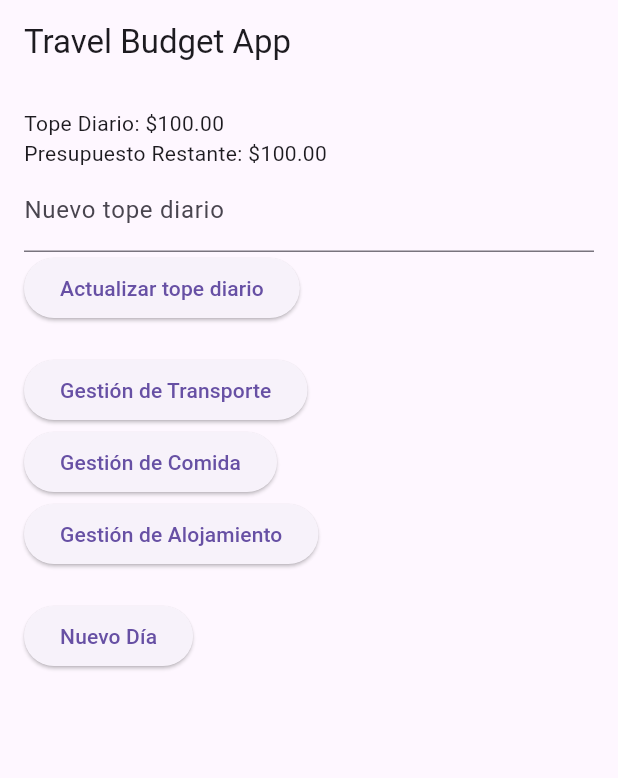
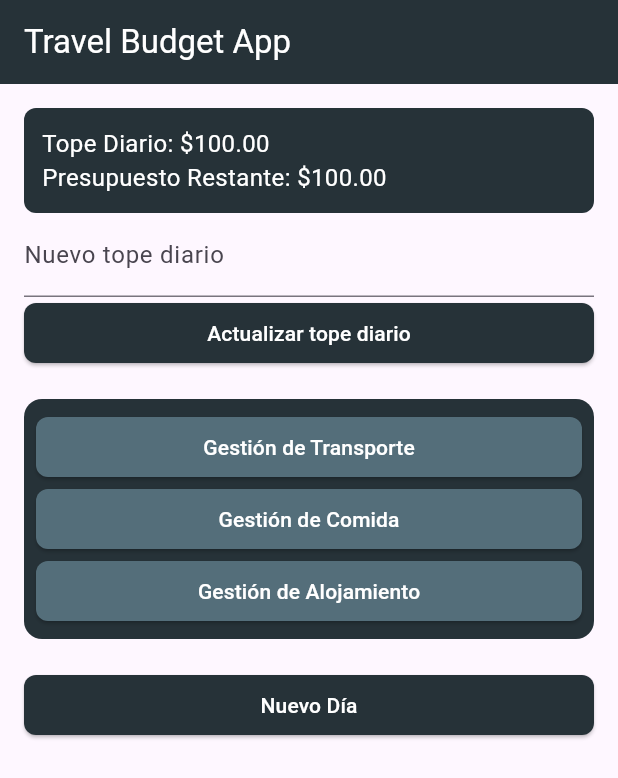
Before and after one commit to Juan6410/Maraton_Dllo, a Flutter app: the screen it shows after launch, on a phone screen of 412 x 824 dp. Shown: the top 778 px of the screen. Run offline on Flutter 3.47's test engine with Material 3 defaults, Android fonts, the phone set to English and light mode, and no system bars.

Commit message:
Mejoras del diseno

```diff
--- a/lib/main.dart
+++ b/lib/main.dart
@@ -23,6 +23,7 @@ class MainApp extends StatelessWidget {
   Widget build(BuildContext context) {
     return const MaterialApp(
       home: HomeScreen(),
+      debugShowCheckedModeBanner: false, // Remove debug mode banner
     );
   }
 }
--- a/lib/screens/home_screen.dart
+++ b/lib/screens/home_screen.dart
@@ -1,4 +1,7 @@
+import 'package:flutter/cupertino.dart';
 import 'package:flutter/material.dart';
+import 'package:flutter/rendering.dart';
+import 'package:flutter/widgets.dart';
 import 'package:provider/provider.dart';
 import '../providers/budget_provider.dart';
 import 'transport_screen.dart';
@@ -14,26 +17,57 @@ class HomeScreen extends StatelessWidget {
 
     return Scaffold(
       appBar: AppBar(
-        title: const Text('Travel Budget App'),
+        backgroundColor: Colors.blueGrey[900],
+        title: const Text('Travel Budget App',
+            style: TextStyle(color: Colors.white)),
       ),
       body: Consumer<BudgetProvider>(
         builder: (context, budgetProvider, child) {
-          return Padding(
+          return SingleChildScrollView(
+            child: Padding(
               padding: const EdgeInsets.all(16.0),
               child: Column(
                 crossAxisAlignment: CrossAxisAlignment.start,
                 children: [
-                Text(
-                    'Tope Diario: \$${budgetProvider.dailyLimit.toStringAsFixed(2)}'),
-                Text(
-                    'Presupuesto Restante: \$${budgetProvider.remainingBudget.toStringAsFixed(2)}'),
+                  Row(
+                    children: [
+                      Expanded(
+                        child: Container(
+                          padding: const EdgeInsets.all(12.0),
+                          decoration: BoxDecoration(
+                            borderRadius: BorderRadius.circular(8),
+                            color: Colors.blueGrey[900],
+                          ),
+                          child: Column(
+                              crossAxisAlignment: CrossAxisAlignment.start,
+                              children: [
+                                Container(
+                                  child: Text(
+                                    'Tope Diario: \$${budgetProvider.dailyLimit.toStringAsFixed(2)}',
+                                    selectionColor: Colors.white,
+                                    style: budgetBarStyle(),
+                                  ),
+                                ),
+                                Container(
+                                  child: Text(
+                                      'Presupuesto Restante: \$${budgetProvider.remainingBudget.toStringAsFixed(2)}',
+                                      style: budgetBarStyle()),
+                                ),
+                              ]),
+                        ),
+                      ),
+                    ],
+                  ),
                   TextField(
                     controller: _dailyLimitController,
                     decoration:
                         const InputDecoration(labelText: 'Nuevo tope diario'),
                     keyboardType: TextInputType.number,
                   ),
-                ElevatedButton(
+                  SizedBox(
+                    width: MediaQuery.of(context).size.width,
+                    child: ElevatedButton(
+                      style: diaryAmmountButton(),
                       onPressed: () {
                         final newLimit =
                             double.tryParse(_dailyLimitController.text);
@@ -41,56 +75,142 @@ class HomeScreen extends StatelessWidget {
                           budgetProvider.updateDailyLimit(newLimit);
                         }
                       },
-                  child: const Text('Actualizar tope diario'),
+                      child: const Text('Actualizar tope diario',
+                          style: TextStyle(color: Colors.white)),
+                    ),
                   ),
                   const SizedBox(height: 20),
-                ElevatedButton(
+                  Container(
+                    decoration: BoxDecoration(
+                      borderRadius: BorderRadius.circular(12),
+                      color: Colors.blueGrey[900],
+                    ),
+                    child: Padding(
+                      padding: const EdgeInsets.all(8.0),
+                      child: Column(
+                        children: [
+                          Row(
+                            children: [
+                              Expanded(
+                                child: ElevatedButton(
+                                  style: menuOptionsButton(),
                                   onPressed: () {
                                     Navigator.push(
                                       context,
                                       MaterialPageRoute(
-                          builder: (context) => const TransportScreen()),
+                                          builder: (context) =>
+                                              const TransportScreen()),
                                     );
                                   },
-                  child: const Text('Gestión de Transporte'),
+                                  child: Text(
+                                    'Gestión de Transporte',
+                                    style: menuOptionsButtonText(),
                                   ),
-                ElevatedButton(
+                                ),
+                              )
+                            ],
+                          ),
+                          Row(
+                            children: [
+                              Expanded(
+                                child: ElevatedButton(
+                                  style: menuOptionsButton(),
                                   onPressed: () {
                                     Navigator.push(
                                       context,
                                       MaterialPageRoute(
-                          builder: (context) => const FoodScreen()),
+                                          builder: (context) =>
+                                              const FoodScreen()),
                                     );
                                   },
-                  child: const Text('Gestión de Comida'),
+                                  child: Text(
+                                    'Gestión de Comida',
+                                    style: menuOptionsButtonText(),
                                   ),
-                ElevatedButton(
+                                ),
+                              )
+                            ],
+                          ),
+                          Row(
+                            children: [
+                              Expanded(
+                                child: ElevatedButton(
+                                  style: menuOptionsButton(),
                                   onPressed: () {
                                     Navigator.push(
                                       context,
                                       MaterialPageRoute(
-                          builder: (context) => const AccommodationScreen()),
+                                          builder: (context) =>
+                                              const AccommodationScreen()),
                                     );
                                   },
-                  child: const Text('Gestión de Alojamiento'),
+                                  child: Text(
+                                    'Gestión de Alojamiento',
+                                    style: menuOptionsButtonText(),
+                                  ),
+                                ),
+                              )
+                            ],
+                          ),
+                        ],
+                      ),
+                    ),
                   ),
                   const SizedBox(height: 20),
-                ElevatedButton(
+                  Row(
+                    children: [
+                      Expanded(
+                        child: ElevatedButton(
+                          style: diaryAmmountButton(),
                           onPressed: () {
                             budgetProvider.newDay();
                             ScaffoldMessenger.of(context).showSnackBar(
-                      SnackBar(
+                              const SnackBar(
                                   content: Text(
                                       'Nuevo día iniciado. Presupuesto restablecido.')),
                             );
                           },
-                  child: const Text('Nuevo Día'),
+                          child:
+                              Text('Nuevo Día', style: menuOptionsButtonText()),
+                        ),
                       ),
                     ],
+                  ),
+                ],
+              ),
             ),
           );
         },
       ),
     );
   }
+
+  TextStyle menuOptionsButtonText() => TextStyle(color: Colors.white);
+
+  ButtonStyle menuOptionsButton() {
+    return ButtonStyle(
+      backgroundColor: MaterialStateProperty.all(Colors.blueGrey[600]),
+      shape: MaterialStateProperty.all(
+        RoundedRectangleBorder(
+          borderRadius: BorderRadius.circular(8),
+        ),
+      ),
+    );
   }
+
+  ButtonStyle diaryAmmountButton() {
+    return ButtonStyle(
+      shape: MaterialStateProperty.all<RoundedRectangleBorder>(
+        RoundedRectangleBorder(
+          borderRadius: BorderRadius.circular(8),
+        ),
+      ),
+      backgroundColor: MaterialStateProperty.all(Colors.blueGrey[900]),
+    );
+  }
+
+  TextStyle budgetBarStyle() {
+    return const TextStyle(
+        color: Colors.white, fontSize: 16, fontWeight: FontWeight.w400);
+  }
+}
```
Lines whose indentation alone changed are shown as unchanged.
